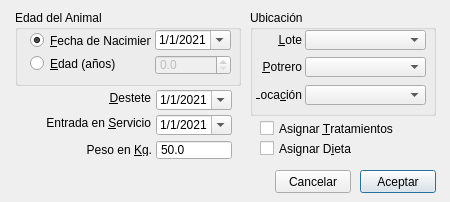
Above: ui/IngresoAnimalesAdic.ui from dlsartori/ganado before the change. Below: the same form after it.
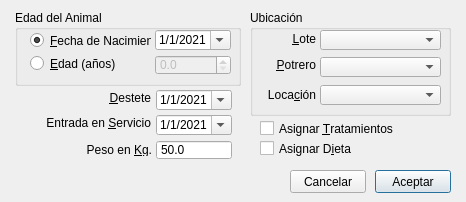
That is the form after the change. Icons and pictures are not drawn. Custom widgets are drawn as their Qt base class.

```diff
--- a/ui/IngresoAnimalesAdic.ui
+++ b/ui/IngresoAnimalesAdic.ui
@@ -9,7 +9,7 @@
    <rect>
     <x>0</x>
     <y>0</y>
-    <width>450</width>
+    <width>466</width>
     <height>202</height>
    </rect>
   </property>
@@ -35,7 +35,7 @@
   <widget class="QPushButton" name="btnCancel">
    <property name="geometry">
     <rect>
-     <x>275</x>
+     <x>290</x>
      <y>170</y>
      <width>76</width>
      <height>23</height>
@@ -48,7 +48,7 @@
   <widget class="QPushButton" name="btnOk">
    <property name="geometry">
     <rect>
-     <x>360</x>
+     <x>375</x>
      <y>170</y>
      <width>76</width>
      <height>23</height>
@@ -175,7 +175,7 @@
     <rect>
      <x>250</x>
      <y>10</y>
-     <width>186</width>
+     <width>201</width>
      <height>106</height>
     </rect>
    </property>
@@ -188,7 +188,7 @@
     </property>
     <property name="geometry">
      <rect>
-      <x>55</x>
+      <x>70</x>
       <y>47</y>
       <width>121</width>
       <height>20</height>
@@ -198,8 +198,8 @@
    <widget class="QLabel" name="lblLote">
     <property name="geometry">
      <rect>
-      <x>6</x>
-      <y>23</y>
+      <x>20</x>
+      <y>22</y>
       <width>46</width>
       <height>13</height>
      </rect>
@@ -220,7 +220,7 @@
     </property>
     <property name="geometry">
      <rect>
-      <x>55</x>
+      <x>70</x>
       <y>20</y>
       <width>121</width>
       <height>20</height>
@@ -230,8 +230,8 @@
    <widget class="QLabel" name="lblPotrero">
     <property name="geometry">
      <rect>
-      <x>6</x>
-      <y>50</y>
+      <x>20</x>
+      <y>48</y>
       <width>46</width>
       <height>13</height>
      </rect>
@@ -252,7 +252,7 @@
     </property>
     <property name="geometry">
      <rect>
-      <x>55</x>
+      <x>70</x>
       <y>75</y>
       <width>121</width>
       <height>20</height>
@@ -262,10 +262,10 @@
    <widget class="QLabel" name="lblLocacion">
     <property name="geometry">
      <rect>
-      <x>6</x>
-      <y>78</y>
-      <width>46</width>
-      <height>13</height>
+      <x>15</x>
+      <y>75</y>
+      <width>51</width>
+      <height>20</height>
      </rect>
     </property>
     <property name="text">
```
Left out of the diff: 10 changed lines with no effect on the pictures.
